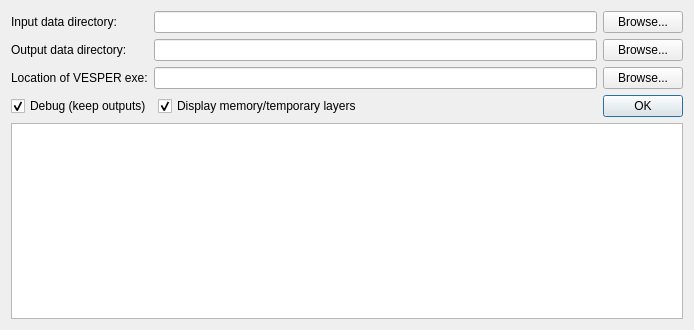
CSIRO-Precision-Agriculture/PAT_QGIS_Plugin, file pat/gui/settings_dialog_base.ui: the form before one commit.
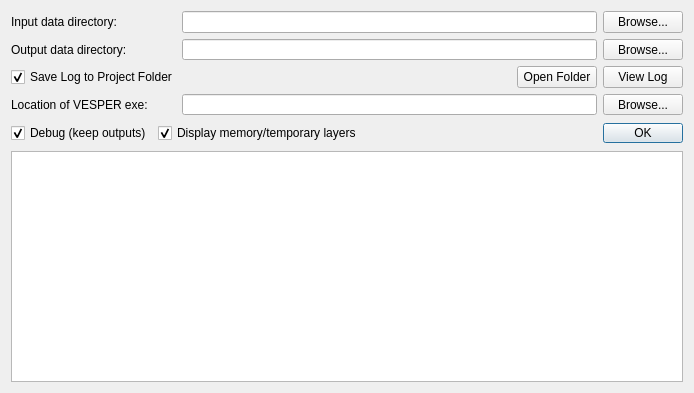
The form after the commit.

Commit message: Implement log file next to qgis project file.

```diff
--- a/pat/gui/settings_dialog_base.ui
+++ b/pat/gui/settings_dialog_base.ui
@@ -10,7 +10,7 @@
     <x>0</x>
     <y>0</y>
     <width>694</width>
-    <height>330</height>
+    <height>393</height>
    </rect>
   </property>
   <property name="sizePolicy">
@@ -25,35 +25,9 @@
   <property name="autoFillBackground">
    <bool>false</bool>
   </property>
-  <layout class="QGridLayout" name="gridLayout_4">
-   <item row="0" column="0">
-    <layout class="QGridLayout" name="gridLayout_2">
-     <item row="0" column="2">
-      <widget class="QPushButton" name="cmdInBrowse">
-       <property name="enabled">
-        <bool>true</bool>
-       </property>
-       <property name="sizePolicy">
-        <sizepolicy hsizetype="Fixed" vsizetype="Fixed">
-         <horstretch>0</horstretch>
-         <verstretch>0</verstretch>
-        </sizepolicy>
-       </property>
-       <property name="text">
-        <string>Browse...</string>
-       </property>
-      </widget>
-     </item>
-     <item row="1" column="1">
-      <widget class="QLineEdit" name="lneOutDataDirectory">
-       <property name="enabled">
-        <bool>true</bool>
-       </property>
-       <property name="readOnly">
-        <bool>true</bool>
-       </property>
-      </widget>
-     </item>
+  <layout class="QFormLayout" name="formLayout">
+   <item row="0" column="0" colspan="2">
+    <layout class="QGridLayout" name="gridLayout">
      <item row="0" column="0">
       <widget class="QLabel" name="lblInDataDirectory">
        <property name="text">
@@ -61,31 +35,15 @@
        </property>
       </widget>
      </item>
-     <item row="1" column="2">
-      <widget class="QPushButton" name="cmdOutBrowse">
-       <property name="enabled">
-        <bool>true</bool>
-       </property>
-       <property name="sizePolicy">
-        <sizepolicy hsizetype="Fixed" vsizetype="Fixed">
-         <horstretch>0</horstretch>
-         <verstretch>0</verstretch>
-        </sizepolicy>
-       </property>
-       <property name="text">
-        <string>Browse...</string>
-       </property>
-      </widget>
-     </item>
-     <item row="0" column="1">
+     <item row="0" column="1" colspan="3">
       <widget class="QLineEdit" name="lneInDataDirectory">
        <property name="readOnly">
         <bool>true</bool>
        </property>
       </widget>
      </item>
-     <item row="2" column="2">
-      <widget class="QPushButton" name="cmdVesperExe">
+     <item row="0" column="4">
+      <widget class="QPushButton" name="cmdInBrowse">
        <property name="enabled">
         <bool>true</bool>
        </property>
@@ -100,13 +58,6 @@
        </property>
       </widget>
      </item>
-     <item row="2" column="1">
-      <widget class="QLineEdit" name="lneVesperExe">
-       <property name="readOnly">
-        <bool>true</bool>
-       </property>
-      </widget>
-     </item>
      <item row="1" column="0">
       <widget class="QLabel" name="lblOutDataDirectory">
        <property name="text">
@@ -114,8 +65,98 @@
        </property>
       </widget>
      </item>
-     <item row="2" column="0">
+     <item row="1" column="4">
+      <widget class="QPushButton" name="cmdOutBrowse">
+       <property name="enabled">
+        <bool>true</bool>
+       </property>
+       <property name="sizePolicy">
+        <sizepolicy hsizetype="Fixed" vsizetype="Fixed">
+         <horstretch>0</horstretch>
+         <verstretch>0</verstretch>
+        </sizepolicy>
+       </property>
+       <property name="text">
+        <string>Browse...</string>
+       </property>
+      </widget>
+     </item>
+     <item row="2" column="0" colspan="3">
+      <widget class="QCheckBox" name="chkSaveLogToProjectFolder">
+       <property name="text">
+        <string>Save Log to Project Folder</string>
+       </property>
+       <property name="checked">
+        <bool>true</bool>
+       </property>
+      </widget>
+     </item>
+     <item row="2" column="3">
+      <widget class="QPushButton" name="cmdOpenFolder">
+       <property name="enabled">
+        <bool>true</bool>
+       </property>
+       <property name="sizePolicy">
+        <sizepolicy hsizetype="Fixed" vsizetype="Fixed">
+         <horstretch>0</horstretch>
+         <verstretch>0</verstretch>
+        </sizepolicy>
+       </property>
+       <property name="text">
+        <string>Open Folder</string>
+       </property>
+      </widget>
+     </item>
+     <item row="2" column="4">
+      <widget class="QPushButton" name="cmdViewLog">
+       <property name="enabled">
+        <bool>true</bool>
+       </property>
+       <property name="sizePolicy">
+        <sizepolicy hsizetype="Fixed" vsizetype="Fixed">
+         <horstretch>0</horstretch>
+         <verstretch>0</verstretch>
+        </sizepolicy>
+       </property>
+       <property name="text">
+        <string>View Log</string>
+       </property>
+      </widget>
+     </item>
+     <item row="3" column="4">
+      <widget class="QPushButton" name="cmdVesperExe">
+       <property name="enabled">
+        <bool>true</bool>
+       </property>
+       <property name="sizePolicy">
+        <sizepolicy hsizetype="Fixed" vsizetype="Fixed">
+         <horstretch>0</horstretch>
+         <verstretch>0</verstretch>
+        </sizepolicy>
+       </property>
+       <property name="text">
+        <string>Browse...</string>
+       </property>
+      </widget>
+     </item>
+     <item row="1" column="1" colspan="3">
+      <widget class="QLineEdit" name="lneOutDataDirectory">
+       <property name="enabled">
+        <bool>true</bool>
+       </property>
+       <property name="readOnly">
+        <bool>true</bool>
+       </property>
+      </widget>
+     </item>
+     <item row="3" column="0">
       <widget class="QLabel" name="lblVesperExe">
+       <property name="sizePolicy">
+        <sizepolicy hsizetype="Preferred" vsizetype="Preferred">
+         <horstretch>0</horstretch>
+         <verstretch>0</verstretch>
+        </sizepolicy>
+       </property>
        <property name="styleSheet">
         <string notr="true"/>
        </property>
@@ -124,9 +165,16 @@
        </property>
       </widget>
      </item>
+     <item row="3" column="1" colspan="3">
+      <widget class="QLineEdit" name="lneVesperExe">
+       <property name="readOnly">
+        <bool>true</bool>
+       </property>
+      </widget>
+     </item>
     </layout>
    </item>
-   <item row="1" column="0">
+   <item row="1" column="0" colspan="2">
     <layout class="QGridLayout" name="gridLayout_3">
      <item row="0" column="1">
       <widget class="QCheckBox" name="chkDisplayTempLayers">
@@ -172,7 +220,7 @@
      </item>
     </layout>
    </item>
-   <item row="2" column="0">
+   <item row="2" column="0" colspan="2">
     <widget class="QTextBrowser" name="pteVersions">
      <property name="acceptRichText">
       <bool>true</bool>
```
The commit also changes 4 other files.
